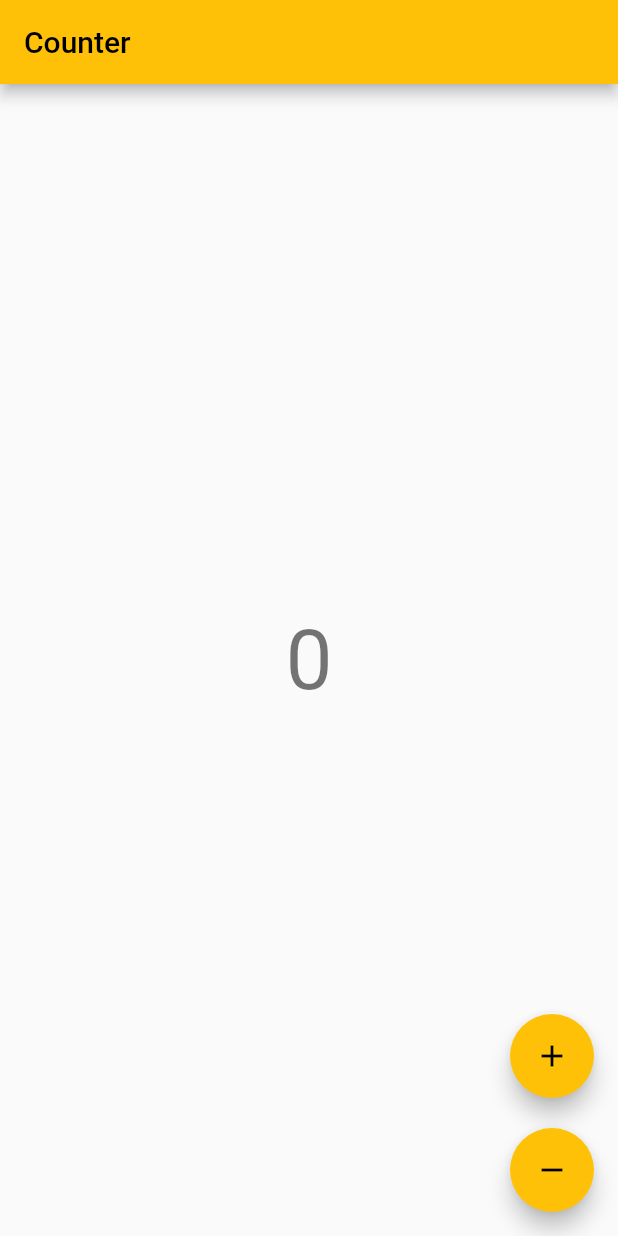
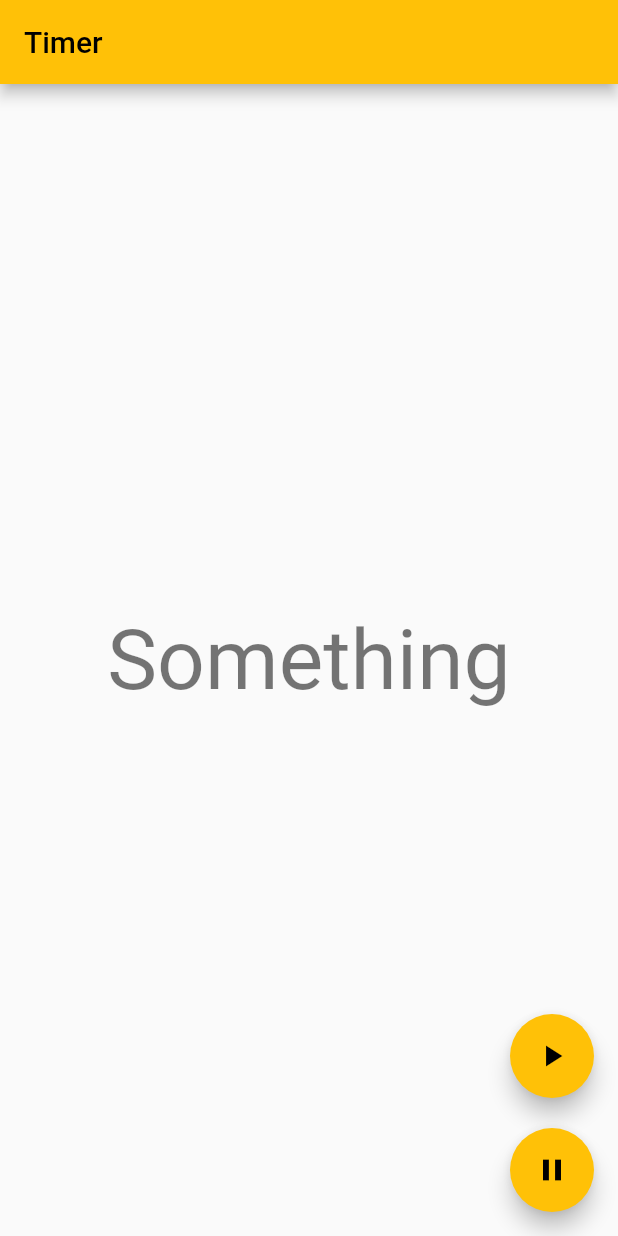
Before and after one commit to nemrosim/flutter_bloc_examples, a Flutter app: the screen it shows after launch, on a phone screen of 412 x 824 dp. Run offline on Flutter 3.47's test engine with Material 2 defaults, Android fonts, the phone set to English and light mode, and no system bars; our stand-ins replace bloc, flutter_bloc.

Commit message:
add timer page

```diff
--- a/lib/main.dart
+++ b/lib/main.dart
@@ -1,5 +1,6 @@
 import 'package:flutter/material.dart';
 import 'package:flutter_bloc/flutter_bloc.dart';
+import 'package:flutter_bloc_examples/pages/timer/timer.dart';
 import 'bloc/counter/counter_cubit.dart';
 import 'bloc/counter/counter_observer.dart';
 import 'pages/counter/counter.dart';
@@ -21,7 +22,7 @@ class MyApp extends StatelessWidget {
       ),
       home: BlocProvider(
         create: (BuildContext context) => CounterCubit(),
-        child: const CounterPage(),
+        child: const TimerPage(),
       ),
     );
   }
--- /dev/null
+++ b/lib/pages/timer/timer.dart
@@ -0,0 +1,33 @@
+import 'package:flutter/material.dart';
+
+class TimerPage extends StatelessWidget {
+  const TimerPage({super.key});
+
+  @override
+  Widget build(BuildContext context) {
+    return Scaffold(
+      appBar: AppBar(title: const Text('Timer')),
+      body: Center(
+        child: Text(
+          'Something',
+          style: Theme.of(context).textTheme.displayMedium,
+        ),
+      ),
+      floatingActionButton: Column(
+        mainAxisAlignment: MainAxisAlignment.end,
+        crossAxisAlignment: CrossAxisAlignment.end,
+        children: [
+          FloatingActionButton(
+            child: const Icon(Icons.play_arrow),
+            onPressed: () {},
+          ),
+          const SizedBox(height: 20),
+          FloatingActionButton(
+            child: const Icon(Icons.pause),
+            onPressed: () {},
+          ),
+        ],
+      ),
+    );
+  }
+}
```
